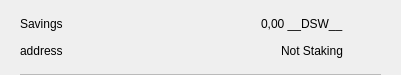
Old version of the form src/qt/pivx/forms/csrow.ui in the repository decenomy/DSW.
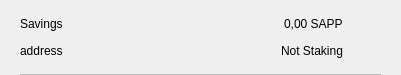
New version of the form. Icons and pictures are not drawn.

Commit message: Changed the coin ticker __DSW__ -> SAPP

Patch:
```diff
--- a/src/qt/pivx/forms/csrow.ui
+++ b/src/qt/pivx/forms/csrow.ui
@@ -102,7 +102,7 @@
            <item>
             <widget class="QLabel" name="labelAmount">
              <property name="text">
-              <string>0,00 __DSW__</string>
+              <string>0,00 SAPP</string>
              </property>
             </widget>
            </item>
```
The commit also changes 116 other files.
